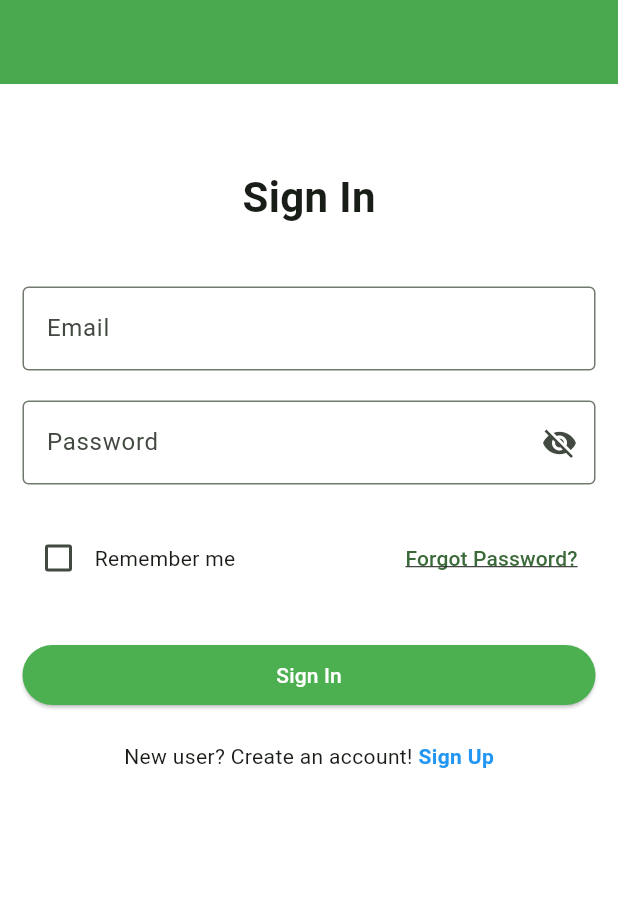
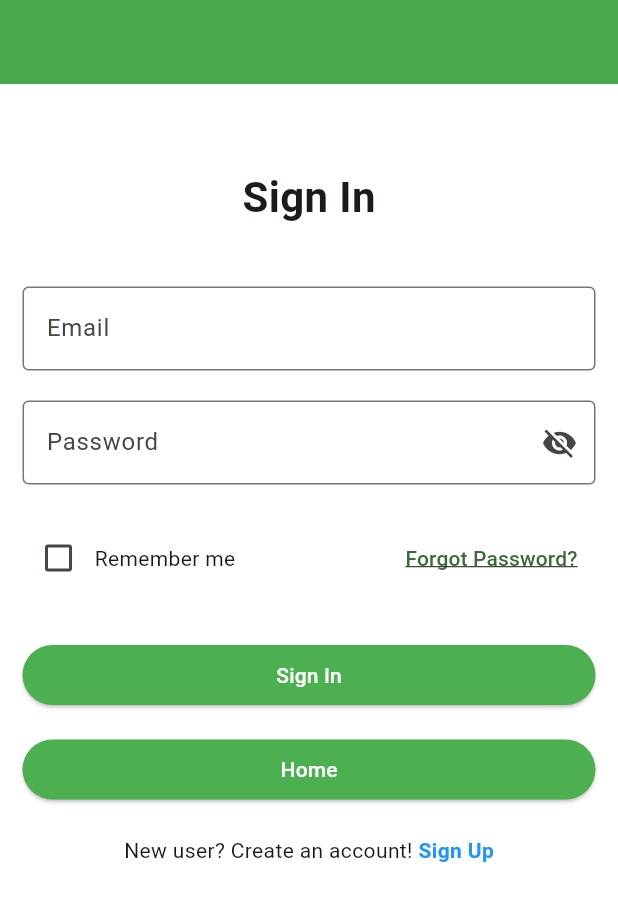
Before and after one commit to Safa-NAOUI/Flutter-Widgets-for-Beginners, a Flutter app: the screen it shows after launch, on a phone screen of 412 x 824 dp. Shown: the top 901 px of the screen. Run offline on Flutter 3.47's test engine with Material 3 defaults, Android fonts, the phone set to English and light mode, and no system bars.

Commit message:
add buton "home"

```diff
--- a/lib/screens/screen_login.dart
+++ b/lib/screens/screen_login.dart
@@ -52,6 +52,8 @@ class _LoginScreenState extends State<LoginScreen> {
 
               const SizedBox(height: 30),
               CustomButton(text: "Sign In", onPressed: printLogin),
+              const SizedBox(height: 15),
+              CustomButton(text: "Home", onPressed: printLogin),
               const SizedBox(height: 20),
               RedirectLink(
                 prefixText: "New user? Create an account!",
```
